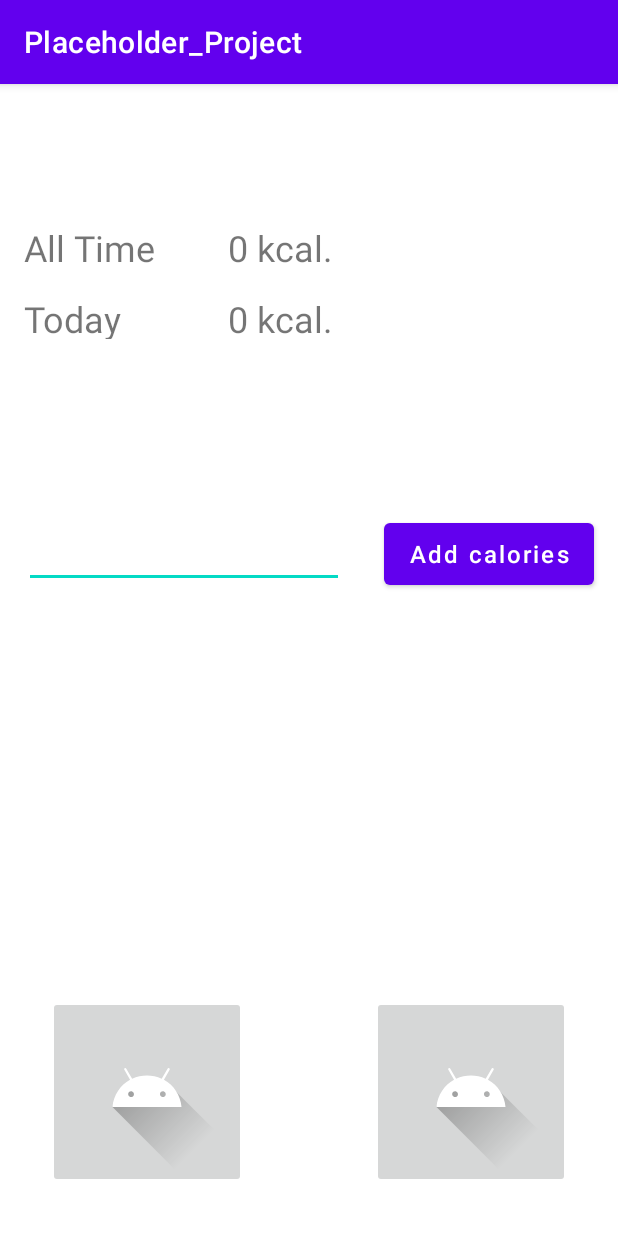
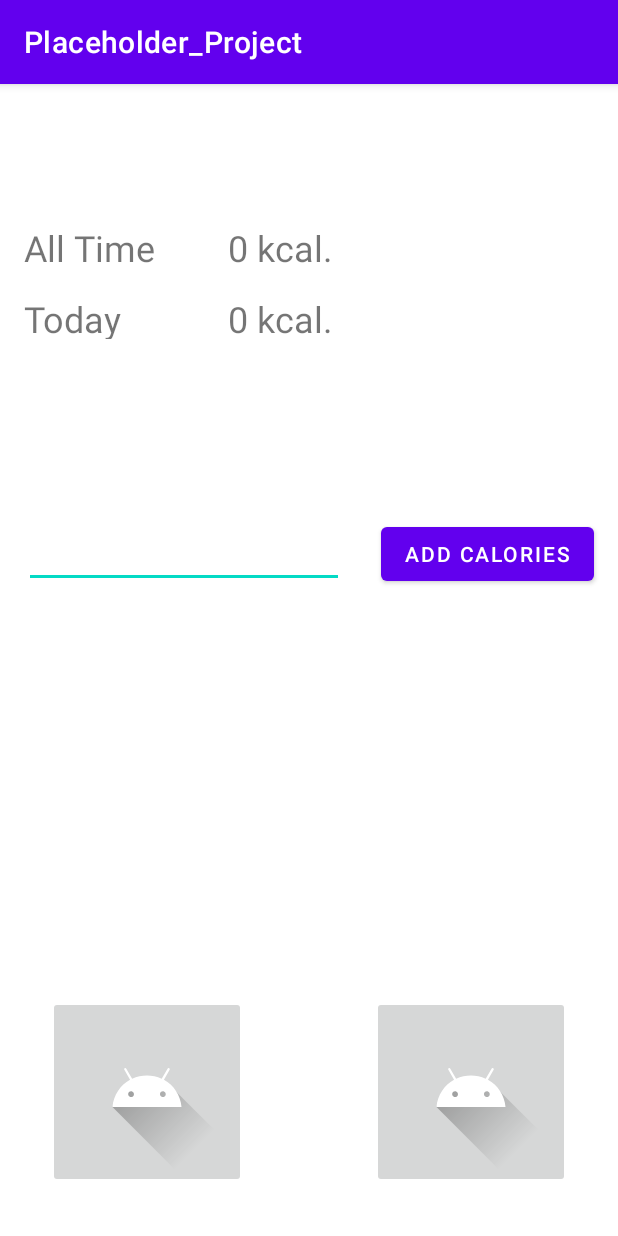
Before and after one commit to MiikaBA/Placeholder_Project, an Android app: the FoodDiary screen opened directly, with no data from a screen before it, on a phone screen of 412 x 824 dp. Run offline under Robolectric (Android 15) with nearby library versions, the light colour scheme and no system bars.

Commit message:
Jatkoa food diaryyn

```diff
--- a/app/src/main/res/layout/activity_food_diary.xml
+++ b/app/src/main/res/layout/activity_food_diary.xml
@@ -30,13 +30,13 @@
 
     <Button
         android:id="@+id/addCaloriesButton"
-        android:layout_width="140dp"
-        android:layout_height="53dp"
+        android:layout_width="wrap_content"
+        android:layout_height="wrap_content"
         android:layout_marginEnd="16dp"
         android:onClick="addCalories"
         android:text="Add calories"
-        android:textAllCaps="false"
-        android:textSize="16sp"
+        android:textAlignment="center"
+        android:textSize="14sp"
         app:layout_constraintBottom_toTopOf="@+id/guideline2"
         app:layout_constraintEnd_toEndOf="parent"
         app:layout_constraintTop_toTopOf="@+id/guideline3" />
```
